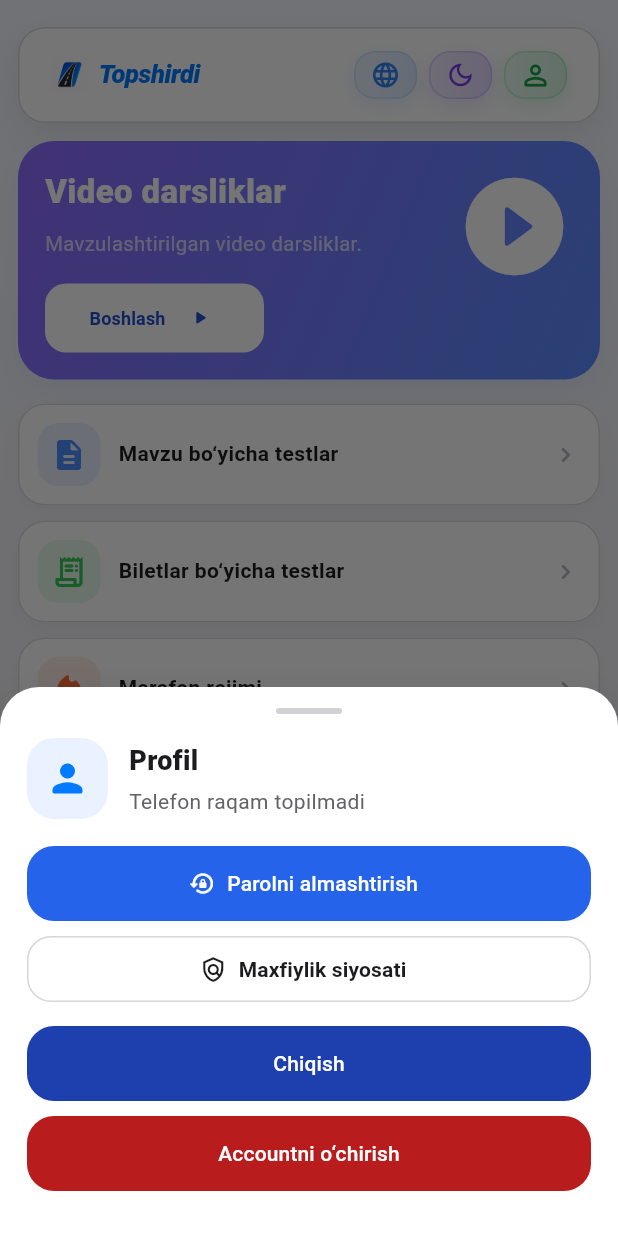
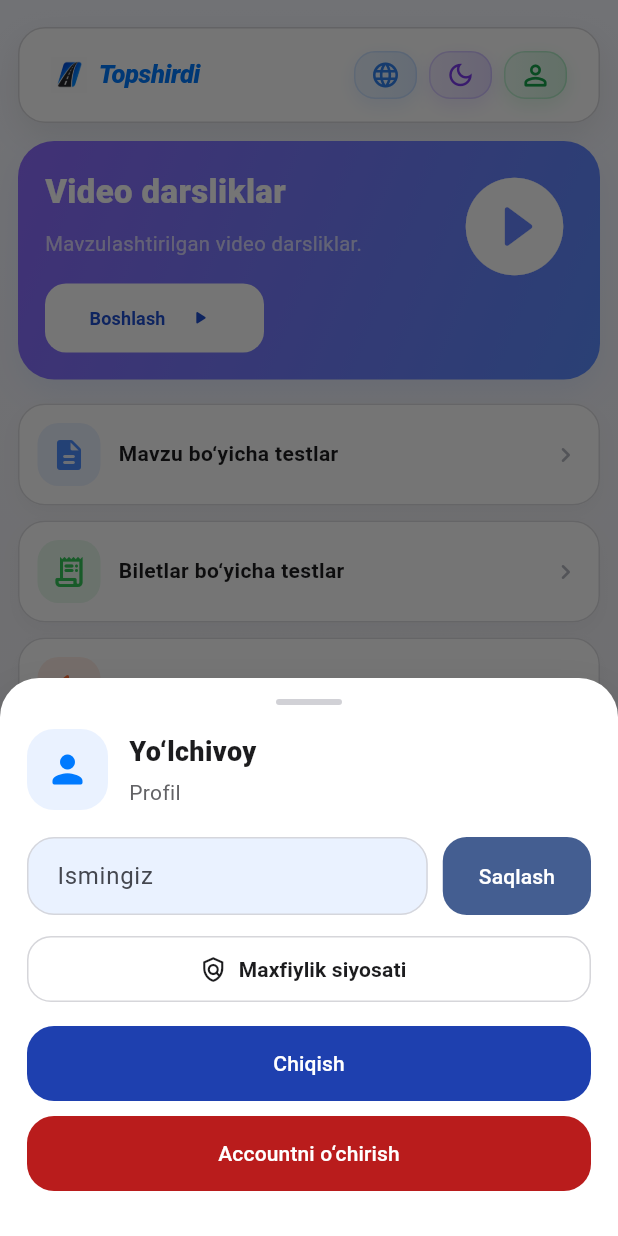
Before and after one commit to Rahmadjon0038/avto-test-mobil, a Flutter app: the HomeScreen screen opened directly with empty values, after a tap on the "person outline" icon, on a phone screen of 412 x 824 dp. Run offline on Flutter 3.47's test engine with Material 3 defaults, Android fonts, the phone set to English and light mode, and no system bars; our stand-ins replace audioplayers, cached_network_image, chewie, package_info_plus, shared_preferences, video_player and 1 more; missing offline and left inert: record; accounts and stored records are empty; network calls fail.

Commit message:
Profile name editing with Yo'lchivoy default, short home title, updated privacy fallback
Co-Authored-By: Claude Sonnet 5.5 <noreply@anthropic.com>

```diff
--- a/lib/l10n/app_strings.dart
+++ b/lib/l10n/app_strings.dart
@@ -91,7 +91,7 @@ class AppStrings {
       'tg_cancel': 'Bekor qilish',
       'tg_other_method': 'Boshqa usul bilan kirish',
       'tg_unavailable': 'Telegram orqali kirish hozircha mavjud emas. Boshqa usuldan foydalaning.',
-      'tg_hero_sub': 'Topshiriqlar, testlar va natijalar — barchasi bir joyda. Telegram orqali tez va xavfsiz kiring.',
+      'tg_hero_sub': 'Prava olish endi biz bilan oson!',
       'tg_title_login': 'Ilovaga kirish',
       'tg_subtitle_login': 'Telegram orqali bir necha soniyada kiring.',
       'tg_waiting_hint_bot': 'Telegramda botni ochib «Start» ni bosing, so‘ng «Kirish» tugmasini bosing. Keyin shu ilovaga qayting.',
@@ -129,6 +129,9 @@ class AppStrings {
       'exam_subtitle': 'Haqiqiy imtihondek sinovdan o‘ting.',
       'profile': 'Profil',
       'phone_not_found': 'Telefon raqam topilmadi',
+      'default_user_name': 'Yo‘lchivoy',
+      'profile_name_label': 'Ismingiz',
+      'profile_name_saved': 'Ism saqlandi',
       'change_password': 'Parolni almashtirish',
       'password_modal_title': 'Parolni almashtirish',
       'password_modal_subtitle': 'Bir martalik paroldan keyin yangi parol qo‘ying',
@@ -302,7 +305,7 @@ class AppStrings {
       'tg_cancel': 'Бекор қилиш',
       'tg_other_method': 'Бошқа усул билан кириш',
       'tg_unavailable': 'Telegram орқали кириш ҳозирча мавжуд эмас. Бошқа усулдан фойдаланинг.',
-      'tg_hero_sub': 'Топшириқлар, тестлар ва натижалар — барчаси бир жойда. Telegram орқали тез ва хавфсиз киринг.',
+      'tg_hero_sub': 'Права олиш энди биз билан осон!',
       'tg_title_login': 'Иловага кириш',
       'tg_subtitle_login': 'Telegram орқали бир неча сонияда киринг.',
       'tg_waiting_hint_bot': 'Telegramда ботни очиб «Start» ни босинг, сўнг «Кириш» тугмасини босинг. Кейин шу иловага қайтинг.',
@@ -340,6 +343,9 @@ class AppStrings {
       'exam_subtitle': 'Ҳақиқий имтиҳонде к синовдан ўтинг.',
       'profile': 'Профиль',
       'phone_not_found': 'Телефон рақам топилмади',
+      'default_user_name': 'Йўлчивой',
+      'profile_name_label': 'Исмингиз',
+      'profile_name_saved': 'Исм сақланди',
       'change_password': 'Паролни алмаштириш',
       'password_modal_title': 'Паролни алмаштириш',
       'password_modal_subtitle': 'Бир марталик паролдан кейин янги парол қўйинг',
@@ -513,7 +519,7 @@ class AppStrings {
       'tg_cancel': 'Отмена',
       'tg_other_method': 'Войти другим способом',
       'tg_unavailable': 'Вход через Telegram пока недоступен. Используйте другой способ.',
-      'tg_hero_sub': 'Задания, тесты и результаты — всё в одном месте. Войдите через Telegram быстро и безопасно.',
+      'tg_hero_sub': 'Получить права теперь легко!',
       'tg_title_login': 'Вход в приложение',
       'tg_subtitle_login': 'Войдите через Telegram за пару секунд.',
       'tg_waiting_hint_bot': 'Откройте бота в Telegram, нажмите «Start», затем «Войти». Потом вернитесь в приложение.',
@@ -553,6 +559,9 @@ class AppStrings {
       'exam_subtitle': 'Пройдите проверку как на настоящем экзамене.',
       'profile': 'Профиль',
       'phone_not_found': 'Номер телефона не найден',
+      'default_user_name': 'Йулчивой',
+      'profile_name_label': 'Ваше имя',
+      'profile_name_saved': 'Имя сохранено',
       'change_password': 'Изменить пароль',
       'password_modal_title': 'Изменение пароля',
       'password_modal_subtitle': 'После одноразового пароля задайте новый пароль',
--- a/lib/screens/home_screen.dart
+++ b/lib/screens/home_screen.dart
@@ -448,12 +448,18 @@ class HomeScreen extends StatelessWidget {
       }
     }
 
+    final nameController = TextEditingController(
+      text: (session.user['full_name'] ?? '').toString().trim(),
+    );
+
     showModalBottomSheet<void>(
       context: context,
       backgroundColor: Colors.transparent,
       isScrollControlled: true,
       builder: (sheetContext) {
         bool actionLoading = false;
+        bool nameSaving = false;
+        String savedName = nameController.text;
 
         Future<bool> confirmDeleteAccount() async {
           final result = await showDialog<bool>(
@@ -518,7 +524,47 @@ class HomeScreen extends StatelessWidget {
                 }
               }
 
-              return Container(
+              Future<void> saveName() async {
+                if (nameSaving) return;
+                FocusScope.of(sheetContext).unfocus();
+                setSheetState(() => nameSaving = true);
+                try {
+                  final user = await ApiClient.updateProfileName(
+                    accessToken: session.accessToken,
+                    fullName: nameController.text.trim(),
+                  );
+                  onSessionUpdated(
+                    session.copyWith(user: {...session.user, ...user}),
+                  );
+                  savedName = (user['full_name'] ?? '').toString().trim();
+                  nameController.text = savedName;
+                  if (sheetContext.mounted) {
+                    ScaffoldMessenger.of(sheetContext).showSnackBar(
+                      SnackBar(content: Text(strings.t('profile_name_saved'))),
+                    );
+                  }
+                } catch (e) {
+                  if (sheetContext.mounted) {
+                    ScaffoldMessenger.of(sheetContext).showSnackBar(
+                      SnackBar(
+                        content: Text(
+                          e.toString().replaceFirst('Exception: ', ''),
+                        ),
+                      ),
+                    );
+                  }
+                } finally {
+                  if (sheetContext.mounted) {
+                    setSheetState(() => nameSaving = false);
+                  }
+                }
+              }
+
+              return Padding(
+                padding: EdgeInsets.only(
+                  bottom: MediaQuery.of(sheetContext).viewInsets.bottom,
+                ),
+                child: Container(
                 width: double.infinity,
                 padding: const EdgeInsets.fromLTRB(18, 14, 18, 30),
                 decoration: BoxDecoration(
@@ -570,7 +616,11 @@ class HomeScreen extends StatelessWidget {
                             crossAxisAlignment: CrossAxisAlignment.start,
                             children: [
                               Text(
-                                strings.t('profile'),
+                                savedName.isNotEmpty
+                                    ? savedName
+                                    : strings.t('default_user_name'),
+                                maxLines: 1,
+                                overflow: TextOverflow.ellipsis,
                                 style: TextStyle(
                                   fontSize: 18,
                                   fontWeight: FontWeight.w800,
@@ -579,9 +629,7 @@ class HomeScreen extends StatelessWidget {
                               ),
                               const SizedBox(height: 4),
                               Text(
-                                phone.isNotEmpty
-                                    ? phone
-                                    : strings.t('phone_not_found'),
+                                phone.isNotEmpty ? phone : strings.t('profile'),
                                 style: TextStyle(
                                   fontSize: 14,
                                   color: AppColors.textMuted,
@@ -593,6 +641,58 @@ class HomeScreen extends StatelessWidget {
                       ],
                     ),
                     const SizedBox(height: 18),
+                    Row(
+                      crossAxisAlignment: CrossAxisAlignment.start,
+                      children: [
+                        Expanded(
+                          child: TextField(
+                            controller: nameController,
+                            maxLength: 40,
+                            textCapitalization: TextCapitalization.words,
+                            textInputAction: TextInputAction.done,
+                            onSubmitted: (_) => saveName(),
+                            style: TextStyle(color: AppColors.text),
+                            decoration: InputDecoration(
+                              labelText: strings.t('profile_name_label'),
+                              hintText: strings.t('default_user_name'),
+                              counterText: '',
+                              filled: true,
+                              fillColor: AppColors.surfaceTint,
+                              contentPadding: const EdgeInsets.symmetric(
+                                horizontal: 16,
+                                vertical: 14,
+                              ),
+                              border: OutlineInputBorder(
+                                borderRadius: BorderRadius.circular(16),
+                                borderSide: BorderSide.none,
+                              ),
+                            ),
+                          ),
+                        ),
+                        const SizedBox(width: 10),
+                        SizedBox(
+                          height: 52,
+                          child: FilledButton(
+                            onPressed: nameSaving ? null : saveName,
+                            style: FilledButton.styleFrom(
+                              shape: RoundedRectangleBorder(
+                                borderRadius: BorderRadius.circular(16),
+                              ),
+                            ),
+                            child: nameSaving
+                                ? const SizedBox(
+                                    width: 18,
+                                    height: 18,
+                                    child: CircularProgressIndicator(strokeWidth: 2),
+                                  )
+                                : Text(strings.t('save')),
+                          ),
+                        ),
+                      ],
+                    ),
+                    const SizedBox(height: 14),
+                    // Parolsiz (Telegram orqali kirgan) foydalanuvchilarda parolni almashtirish yo'q.
+                    if (session.user['has_password'] != false) ...[
                     SizedBox(
                       width: double.infinity,
                       height: 50,
@@ -610,6 +710,7 @@ class HomeScreen extends StatelessWidget {
                       ),
                     ),
                     const SizedBox(height: 10),
+                    ],
                     SizedBox(
                       width: double.infinity,
                       height: 44,
@@ -681,12 +782,13 @@ class HomeScreen extends StatelessWidget {
                     ),
                   ],
                 ),
+                ),
               );
             },
           ),
         );
       },
-    );
+    ).whenComplete(nameController.dispose);
   }
 
   void _openLanguageSheet(BuildContext context) {
--- a/lib/screens/phone_login_screen.dart
+++ b/lib/screens/phone_login_screen.dart
@@ -383,7 +383,7 @@ class _PhoneLoginScreenState extends State<PhoneLoginScreen> with WidgetsBinding
                 Text(
                   strings.t('tg_hero_sub'),
                   textAlign: TextAlign.center,
-                  style: const TextStyle(fontSize: 15, color: _muted, height: 1.45),
+                  style: const TextStyle(fontSize: 28, fontWeight: FontWeight.w800, color: _navy, height: 1.2),
                 ),
                 const SizedBox(height: 8),
                 // Kutish kartasi ekranda to'liq ko'rinishi uchun, kutish paytida rasm yashiriladi.
--- a/lib/services/api_client.dart
+++ b/lib/services/api_client.dart
@@ -267,6 +267,23 @@ class ApiClient {
         body['error']?.toString() ?? 'Parolni almashtirish amalga oshmadi',
       );
     }
+  }
+
+  /// Foydalanuvchi o'z ismini saqlaydi (bo'sh yuborilsa ism o'chadi). Yangilangan user obyektini qaytaradi.
+  static Future<Map<String, dynamic>> updateProfileName({
+    required String accessToken,
+    required String fullName,
+  }) async {
+    final response = await http.patch(
+      Uri.parse('$apiBaseUrl/api/me'),
+      headers: _jsonHeaders(accessToken: accessToken),
+      body: jsonEncode({'fullName': fullName}),
+    );
+    final body = _decodeBody(response);
+    if (response.statusCode >= 400) {
+      throw Exception(body['error']?.toString() ?? 'Ismni saqlab bo‘lmadi');
+    }
+    return Map<String, dynamic>.from((body['user'] ?? const {}) as Map);
   }
 
   static Future<AuthSession> refresh(String refreshToken) async {
```
Also changed, not shown: lib/screens/privacy_policy_page.dart (+15 -16 lines).
